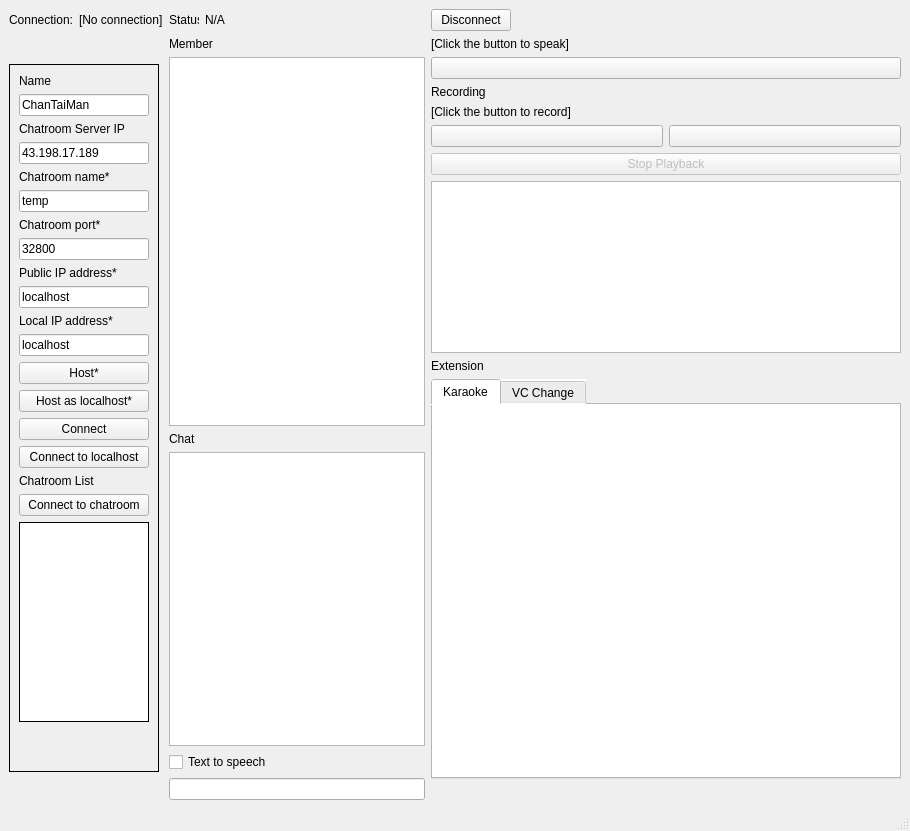
OrangeEgg1937/pj_rm_chat, file UI/mainWindow.ui: the form before one commit.
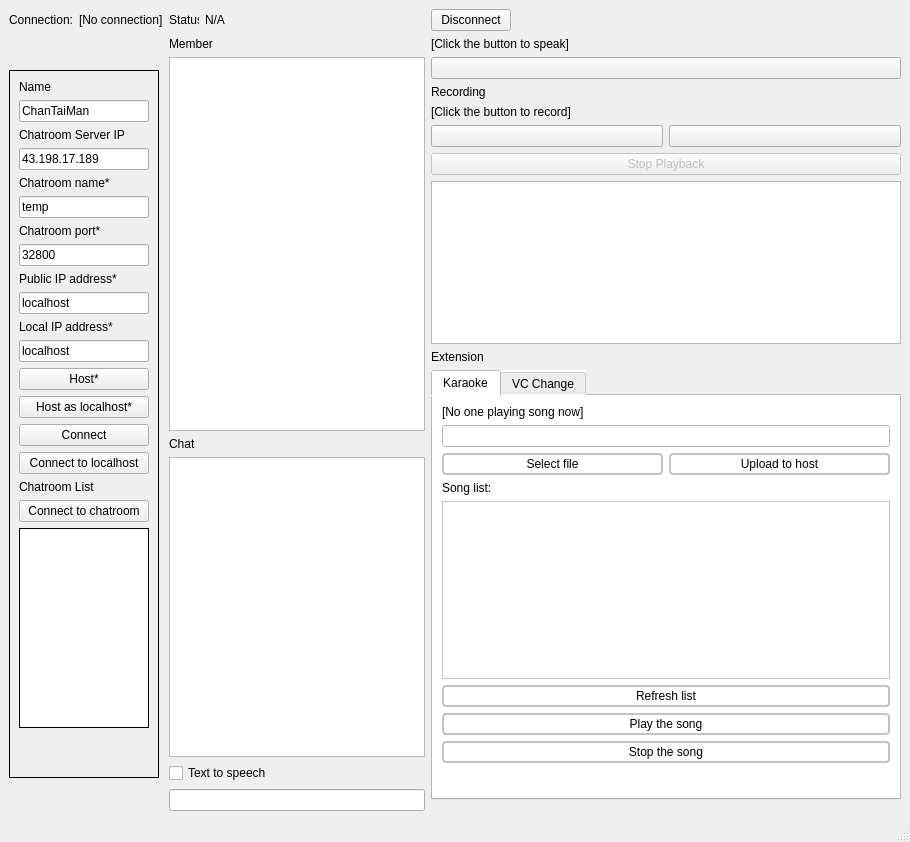
The form after the commit. The open tabs and pages were chosen to show the change. Icons and pictures are not drawn.

Diff of the .ui file:
```diff
--- a/UI/mainWindow.ui
+++ b/UI/mainWindow.ui
@@ -7,7 +7,7 @@
     <x>0</x>
     <y>0</y>
     <width>910</width>
-    <height>831</height>
+    <height>842</height>
    </rect>
   </property>
   <property name="minimumSize">
@@ -755,6 +755,209 @@
            <attribute name="title">
             <string>Karaoke</string>
            </attribute>
+           <layout class="QVBoxLayout" name="verticalLayout_7">
+            <item>
+             <widget class="QLabel" name="karaoke_tips">
+              <property name="text">
+               <string>[No one playing song now]</string>
+              </property>
+             </widget>
+            </item>
+            <item>
+             <widget class="QLineEdit" name="karaoke_path">
+              <property name="enabled">
+               <bool>false</bool>
+              </property>
+             </widget>
+            </item>
+            <item>
+             <layout class="QHBoxLayout" name="horizontalLayout_4">
+              <item>
+               <widget class="QPushButton" name="karaoke_select_file">
+                <property name="styleSheet">
+                 <string notr="true">QPushButton{
+     background: qlineargradient(x1: 0, y1: 0, x2: 0, y2: 1,
+                                 stop: 0 #E1E1E1, stop: 0.4 #DDDDDD,
+                                 stop: 0.5 #D8D8D8, stop: 1.0 #D3D3D3);
+     border: 2px solid #C4C4C3;
+     border-radius: 4px;
+     min-width: 8ex;
+     padding: 2px;
+}
+
+QPushButton:hover{
+     background: qlineargradient(x1: 0, y1: 0, x2: 0, y2: 1,
+                                 stop: 0 #fafafa, stop: 0.4 #f4f4f4,
+                                 stop: 0.5 #e7e7e7, stop: 1.0 #fafafa);
+}
+
+QPushButton:pressed{
+     background: qlineargradient(x1: 0, y1: 0, x2: 0, y2: 1,
+                                 stop: 0 #e7e7e7, stop: 0.4 #f4f4f4,
+                                 stop: 0.5 #eeeeee, stop: 1.0 #fafafa);
+}
+
+</string>
+                </property>
+                <property name="text">
+                 <string>Select file</string>
+                </property>
+               </widget>
+              </item>
+              <item>
+               <widget class="QPushButton" name="karaoke_upload_song">
+                <property name="styleSheet">
+                 <string notr="true">QPushButton{
+     background: qlineargradient(x1: 0, y1: 0, x2: 0, y2: 1,
+                                 stop: 0 #E1E1E1, stop: 0.4 #DDDDDD,
+                                 stop: 0.5 #D8D8D8, stop: 1.0 #D3D3D3);
+     border: 2px solid #C4C4C3;
+     border-radius: 4px;
+     min-width: 8ex;
+     padding: 2px;
+}
+
+QPushButton:hover{
+     background: qlineargradient(x1: 0, y1: 0, x2: 0, y2: 1,
+                                 stop: 0 #fafafa, stop: 0.4 #f4f4f4,
+                                 stop: 0.5 #e7e7e7, stop: 1.0 #fafafa);
+}
+
+QPushButton:pressed{
+     background: qlineargradient(x1: 0, y1: 0, x2: 0, y2: 1,
+                                 stop: 0 #e7e7e7, stop: 0.4 #f4f4f4,
+                                 stop: 0.5 #eeeeee, stop: 1.0 #fafafa);
+}
+
+</string>
+                </property>
+                <property name="text">
+                 <string>Upload to host</string>
+                </property>
+               </widget>
+              </item>
+             </layout>
+            </item>
+            <item>
+             <widget class="QLabel" name="label_3">
+              <property name="text">
+               <string>Song list:</string>
+              </property>
+             </widget>
+            </item>
+            <item>
+             <widget class="QListWidget" name="karaoke_song_list"/>
+            </item>
+            <item>
+             <widget class="QPushButton" name="karaoke_refresh">
+              <property name="styleSheet">
+               <string notr="true">QPushButton{
+     background: qlineargradient(x1: 0, y1: 0, x2: 0, y2: 1,
+                                 stop: 0 #E1E1E1, stop: 0.4 #DDDDDD,
+                                 stop: 0.5 #D8D8D8, stop: 1.0 #D3D3D3);
+     border: 2px solid #C4C4C3;
+     border-radius: 4px;
+     min-width: 8ex;
+     padding: 2px;
+}
+
+QPushButton:hover{
+     background: qlineargradient(x1: 0, y1: 0, x2: 0, y2: 1,
+                                 stop: 0 #fafafa, stop: 0.4 #f4f4f4,
+                                 stop: 0.5 #e7e7e7, stop: 1.0 #fafafa);
+}
+
+QPushButton:pressed{
+     background: qlineargradient(x1: 0, y1: 0, x2: 0, y2: 1,
+                                 stop: 0 #e7e7e7, stop: 0.4 #f4f4f4,
+                                 stop: 0.5 #eeeeee, stop: 1.0 #fafafa);
+}
+
+</string>
+              </property>
+              <property name="text">
+               <string>Refresh list</string>
+              </property>
+             </widget>
+            </item>
+            <item>
+             <widget class="QPushButton" name="karaoke_play">
+              <property name="styleSheet">
+               <string notr="true">QPushButton{
+     background: qlineargradient(x1: 0, y1: 0, x2: 0, y2: 1,
+                                 stop: 0 #E1E1E1, stop: 0.4 #DDDDDD,
+                                 stop: 0.5 #D8D8D8, stop: 1.0 #D3D3D3);
+     border: 2px solid #C4C4C3;
+     border-radius: 4px;
+     min-width: 8ex;
+     padding: 2px;
+}
+
+QPushButton:hover{
+     background: qlineargradient(x1: 0, y1: 0, x2: 0, y2: 1,
+                                 stop: 0 #fafafa, stop: 0.4 #f4f4f4,
+                                 stop: 0.5 #e7e7e7, stop: 1.0 #fafafa);
+}
+
+QPushButton:pressed{
+     background: qlineargradient(x1: 0, y1: 0, x2: 0, y2: 1,
+                                 stop: 0 #e7e7e7, stop: 0.4 #f4f4f4,
+                                 stop: 0.5 #eeeeee, stop: 1.0 #fafafa);
+}
+
+</string>
+              </property>
+              <property name="text">
+               <string>Play the song</string>
+              </property>
+             </widget>
+            </item>
+            <item>
+             <widget class="QPushButton" name="karaoke_stop_curr">
+              <property name="styleSheet">
+               <string notr="true">QPushButton{
+     background: qlineargradient(x1: 0, y1: 0, x2: 0, y2: 1,
+                                 stop: 0 #E1E1E1, stop: 0.4 #DDDDDD,
+                                 stop: 0.5 #D8D8D8, stop: 1.0 #D3D3D3);
+     border: 2px solid #C4C4C3;
+     border-radius: 4px;
+     min-width: 8ex;
+     padding: 2px;
+}
+
+QPushButton:hover{
+     background: qlineargradient(x1: 0, y1: 0, x2: 0, y2: 1,
+                                 stop: 0 #fafafa, stop: 0.4 #f4f4f4,
+                                 stop: 0.5 #e7e7e7, stop: 1.0 #fafafa);
+}
+
+QPushButton:pressed{
+     background: qlineargradient(x1: 0, y1: 0, x2: 0, y2: 1,
+                                 stop: 0 #e7e7e7, stop: 0.4 #f4f4f4,
+                                 stop: 0.5 #eeeeee, stop: 1.0 #fafafa);
+}
+
+</string>
+              </property>
+              <property name="text">
+               <string>Stop the song</string>
+              </property>
+             </widget>
+            </item>
+            <item>
+             <spacer name="verticalSpacer_4">
+              <property name="orientation">
+               <enum>Qt::Vertical</enum>
+              </property>
+              <property name="sizeHint" stdset="0">
+               <size>
+                <width>20</width>
+                <height>40</height>
+               </size>
+              </property>
+             </spacer>
+            </item>
+           </layout>
           </widget>
           <widget class="QWidget" name="tab_2">
            <attribute name="title">
```
Left out of the diff: 4 changed lines with no effect on the pictures.
